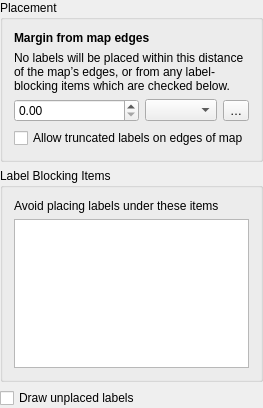
Old version of the form src/ui/layout/qgslayoutmaplabelingwidgetbase.ui in the repository qgis/QGIS.
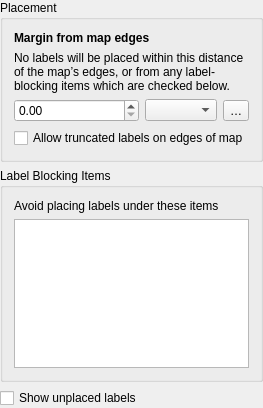
New version of the form. Custom widgets are drawn as their Qt base class.

Commit message: Use show instead of draw

Diff of the .ui file:
```diff
--- a/src/ui/layout/qgslayoutmaplabelingwidgetbase.ui
+++ b/src/ui/layout/qgslayoutmaplabelingwidgetbase.ui
@@ -125,7 +125,7 @@
    <item>
     <widget class="QCheckBox" name="mDrawUnplacedCheckBox">
      <property name="text">
-      <string>Draw unplaced labels</string>
+      <string>Show unplaced labels</string>
      </property>
     </widget>
    </item>
```
Left out of the diff: 2 changed lines with no effect on the pictures. The commit also changes 1 other file.
